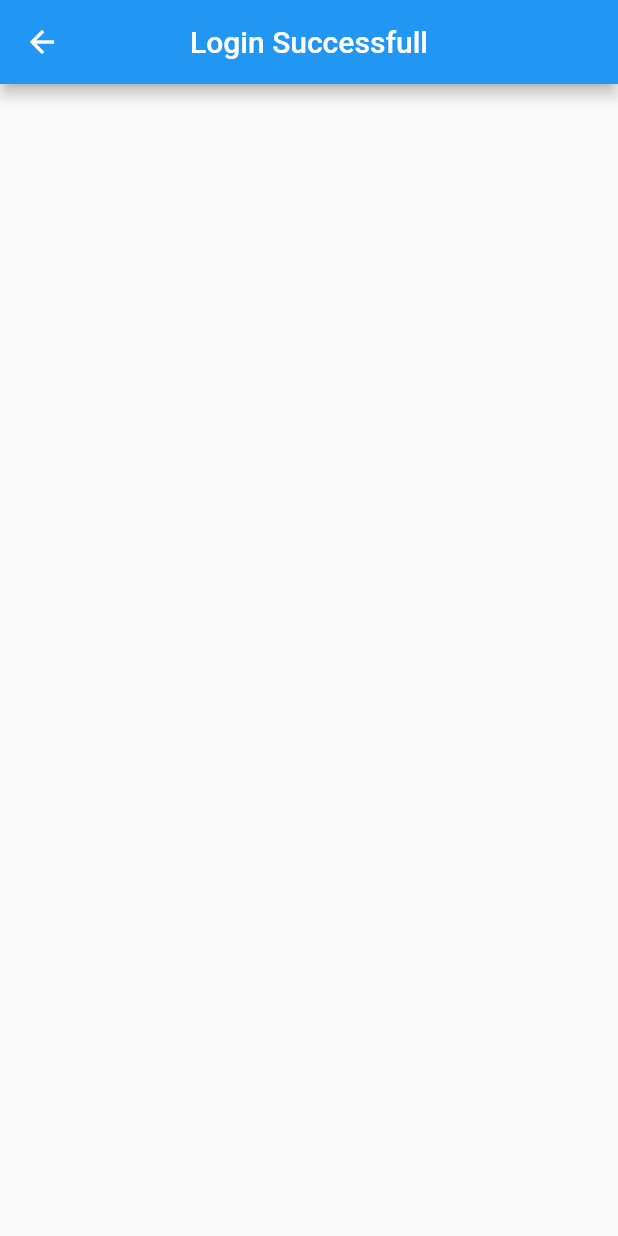
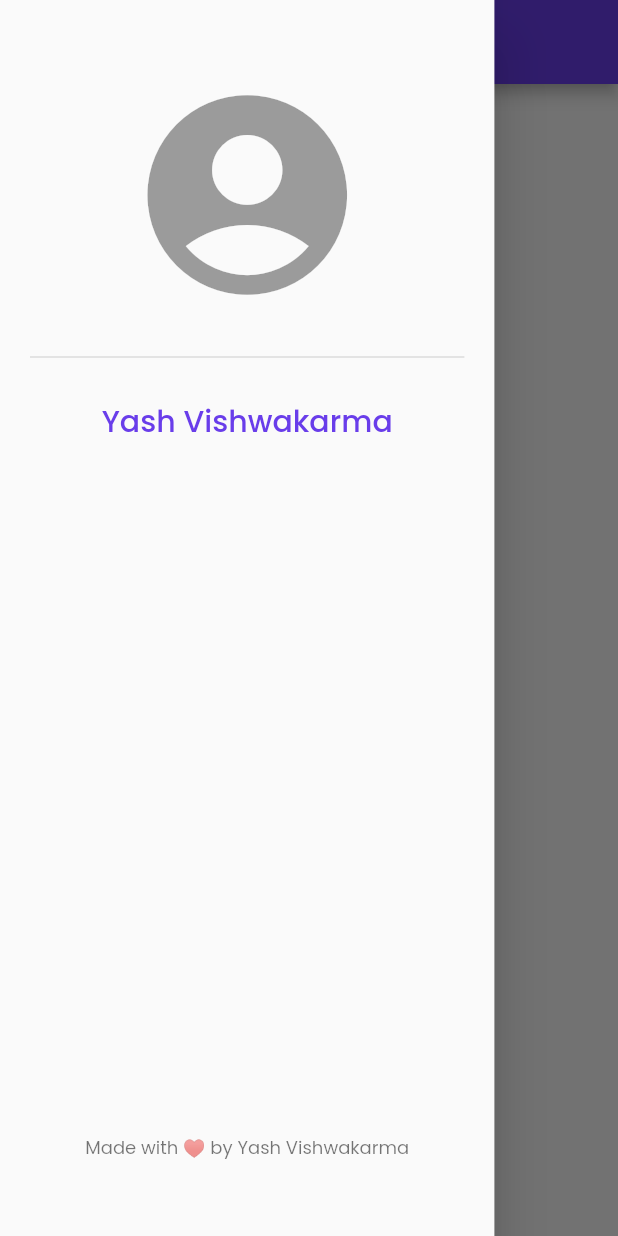
Before and after one commit to azazelyash/otp_authentication, a Flutter app: the HomePage screen opened by its route, with the side drawer open (before the commit the screen has no drawer), on a phone screen of 412 x 824 dp. Run offline on Flutter 3.47's test engine with Material 2 defaults, Android fonts, the phone set to English and light mode, and no system bars; our stand-ins replace firebase_auth, firebase_core, flutter_otp_text_field, google_fonts, intl_phone_field; accounts and stored records are empty.

Commit message:
Added Drawer to homeScreen

```diff
--- a/lib/screens/homepage.dart
+++ b/lib/screens/homepage.dart
@@ -1,4 +1,5 @@
 import 'package:flutter/material.dart';
+import 'package:otp_and_live_location/widgets/side_drawer.dart';
 
 class HomePage extends StatefulWidget {
   const HomePage({super.key});
@@ -13,9 +14,27 @@ class _HomePageState extends State<HomePage> {
   @override
   Widget build(BuildContext context) {
     return Scaffold(
+      backgroundColor: const Color.fromARGB(255, 248, 248, 248),
       appBar: AppBar(
+        backgroundColor: const Color(0xFF693DEA),
         centerTitle: true,
-        title: const Text("Login Successfull"),
+        title: const Text("Your Videos"),
+      ),
+
+      /* ------------------------------- Drawer Menu ------------------------------ */
+
+      drawer: const SideDrawer(),
+
+      /* ------------------------------ Body Content ------------------------------ */
+
+      body: Padding(
+        padding: const EdgeInsets.all(16.0),
+        child: Center(
+          child: ListView(
+            physics: const BouncingScrollPhysics(),
+            children: [],
+          ),
+        ),
       ),
     );
   }
--- /dev/null
+++ b/lib/widgets/side_drawer.dart
@@ -0,0 +1,67 @@
+import 'package:flutter/material.dart';
+import 'package:google_fonts/google_fonts.dart';
+
+class SideDrawer extends StatelessWidget {
+  const SideDrawer({super.key});
+
+  @override
+  Widget build(BuildContext context) {
+    return SizedBox(
+      width: MediaQuery.of(context).size.width * 0.8,
+      child: Drawer(
+        child: Padding(
+          padding: const EdgeInsets.symmetric(
+            horizontal: 20,
+            vertical: 50,
+          ),
+          child: Column(
+            children: <Widget>[
+              /* ---------------------------------- Icon ---------------------------------- */
+
+              const Icon(
+                Icons.account_circle,
+                size: 160,
+                color: Colors.black38,
+              ),
+              const SizedBox(
+                height: 20,
+              ),
+              const Divider(
+                thickness: 1,
+                color: Colors.black12,
+              ),
+              const SizedBox(
+                height: 20,
+              ),
+
+              /* -------------------------------- UserName -------------------------------- */
+
+              Text(
+                "Yash Vishwakarma",
+                textAlign: TextAlign.center,
+                style: GoogleFonts.poppins(
+                  textStyle: const TextStyle(
+                    fontSize: 20,
+                    fontWeight: FontWeight.w500,
+                    color: Color(0xFF693DEA),
+                  ),
+                ),
+              ),
+              const Spacer(),
+              Text(
+                "Made with ♥ by Yash Vishwakarma",
+                textAlign: TextAlign.center,
+                style: GoogleFonts.poppins(
+                  textStyle: const TextStyle(
+                    fontSize: 12,
+                    color: Colors.black54,
+                  ),
+                ),
+              ),
+            ],
+          ),
+        ),
+      ),
+    );
+  }
+}
```
